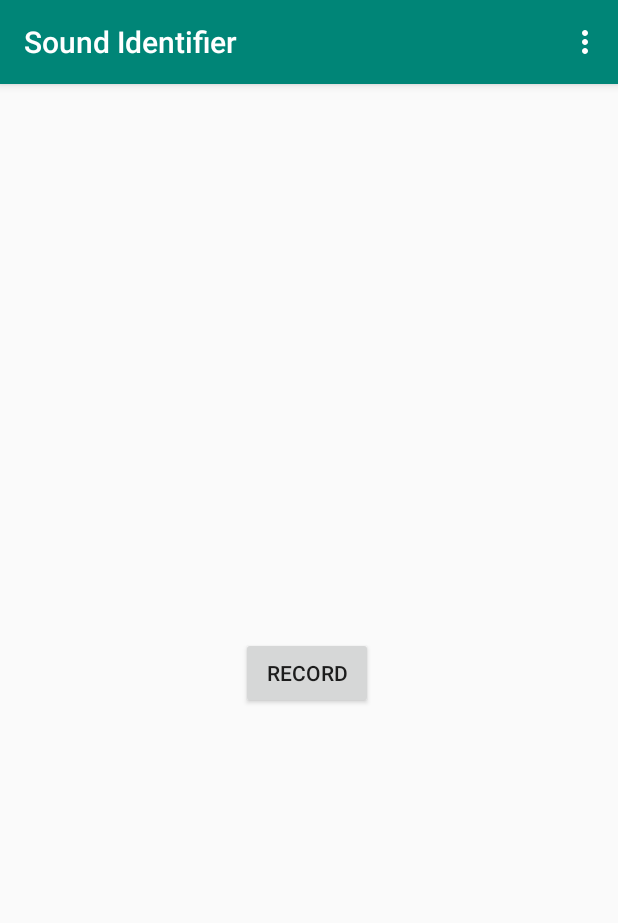
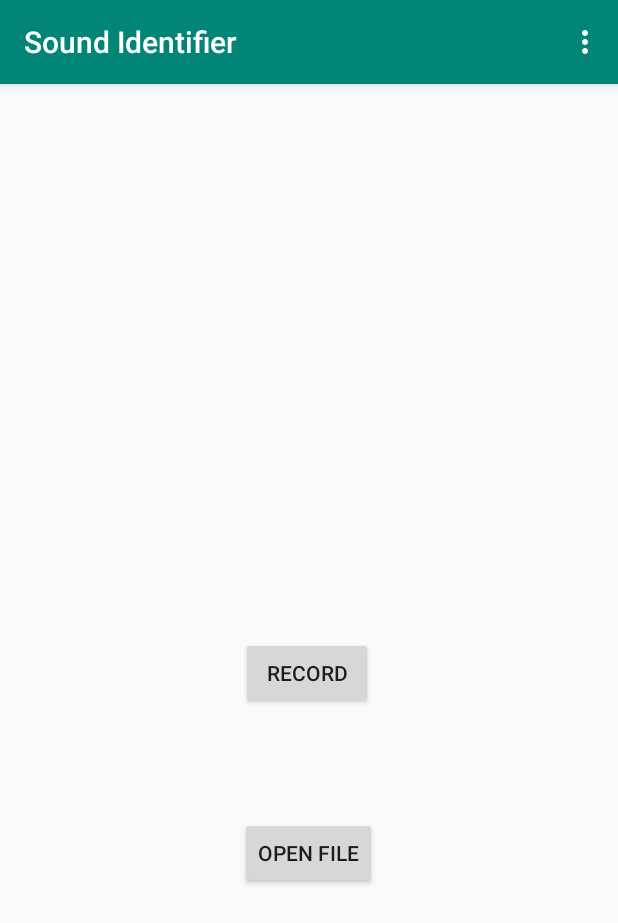
Before and after one commit to dithua/sound-identifier-app, an Android app: the screen it shows after launch (MainActivity), on a phone screen of 412 x 824 dp. Shown: the top 923 px of the screen. Run offline under Robolectric (Android 15) with nearby library versions, the phone set to English and light mode, and no system bars.

Commit message:
re-introduced Open File Button

```diff
--- a/app/src/main/java/gr/geova/soundidentifier/MainActivity.java
+++ b/app/src/main/java/gr/geova/soundidentifier/MainActivity.java
@@ -22,7 +22,7 @@ public class MainActivity extends AppCompatActivity {
         setSupportActionBar(toolbar);
 
         Button recordButton = findViewById(R.id.record_button);
-        //Button openFileButton = findViewById(R.id.open_file_button);
+        Button openFileButton = findViewById(R.id.open_file_button);
 
         recordButton.setOnClickListener(new View.OnClickListener() {
             @Override
@@ -32,19 +32,13 @@ public class MainActivity extends AppCompatActivity {
             }
         });
 
-        /*openFileButton.setOnClickListener(new View.OnClickListener() {
+        openFileButton.setOnClickListener(new View.OnClickListener() {
             @Override
             public void onClick(View v) {
-                Intent file = new Intent(Intent.ACTION_GET_CONTENT);
-
-                Uri uri = Uri.parse(getApplicationContext().getExternalFilesDir(null).getAbsolutePath());
-
-                // There is only support for AAC, since that's the only decoding library we have at the moment!
-                file.setDataAndType(uri, "audio/aac");
-                file = Intent.createChooser(file, getString(R.string.choose_audio_file));
-                startActivityForResult(file, PICK_FILE_RESULT_CODE);
+                Intent i = new Intent(MainActivity.this, ListFilesActivity.class);
+                startActivity(i);
             }
-        });*/
+        });
     }
 
     @Override
--- a/app/src/main/res/layout/content_main.xml
+++ b/app/src/main/res/layout/content_main.xml
@@ -23,14 +23,15 @@
         app:layout_constraintTop_toTopOf="parent"
         app:layout_constraintVertical_bias="1.0" />
 
-    <!-- <Button
-         android:id="@+id/open_file_button"
-         android:layout_width="wrap_content"
-         android:layout_height="wrap_content"
-         android:layout_marginStart="24dp"
-         android:layout_marginTop="56dp"
-         android:text="@string/open_file"
-         app:layout_constraintStart_toStartOf="parent"
-         app:layout_constraintTop_toBottomOf="@+id/record_button" />-->
+    <Button
+        android:id="@+id/open_file_button"
+        android:layout_width="wrap_content"
+        android:layout_height="wrap_content"
+        android:layout_marginStart="160dp"
+        android:layout_marginTop="72dp"
+        android:text="@string/open_file"
+        app:layout_constraintStart_toStartOf="parent"
+        app:layout_constraintTop_toBottomOf="@+id/record_button"
+        android:layout_centerInParent="true" />
 
 </androidx.constraintlayout.widget.ConstraintLayout>
```
Also changed, not shown: app/src/main/java/gr/geova/soundidentifier/ListFilesActivity.java (added, +114 -0 lines), app/src/main/res/layout/activity_list_files.xml (added, +21 -0 lines).
